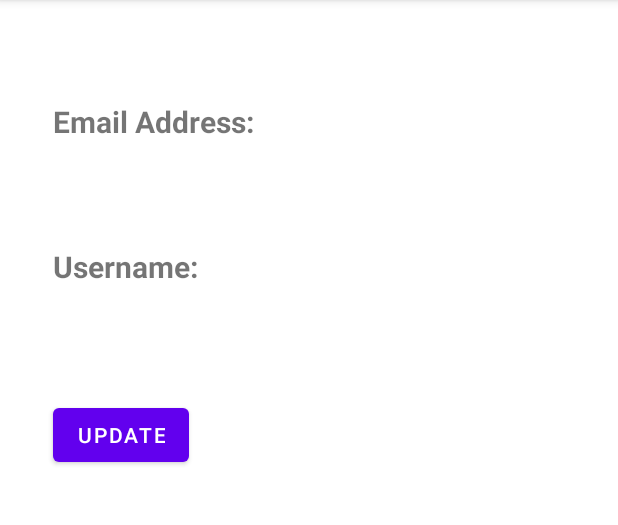
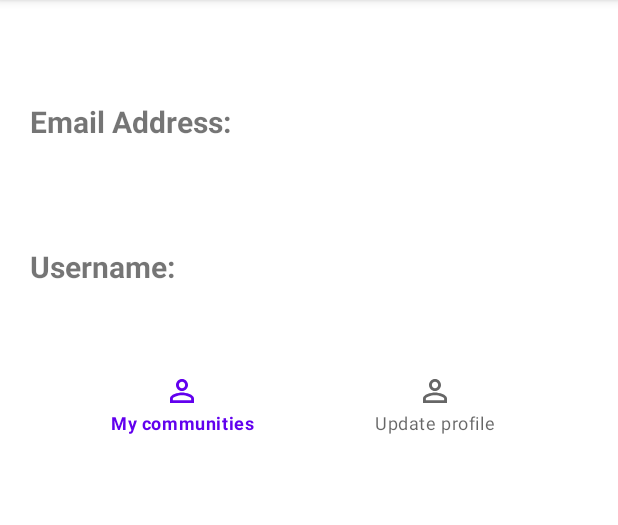
Before and after one commit to bukvic6/Reddit-clone-Android, an Android app: the ProfileActivity screen opened directly, with no data from a screen before it, on a phone screen of 412 x 824 dp, the part 84-609 px from its top. Run offline under Robolectric (Android 15) with nearby library versions, the phone set to English and light mode, and no system bars; our stand-ins replace Firebase (no records; nobody signed in at launch, a user with empty details on screens opened directly).

Commit message:
Detele post

```diff
--- a/app/src/main/AndroidManifest.xml
+++ b/app/src/main/AndroidManifest.xml
@@ -9,6 +9,9 @@
         android:roundIcon="@mipmap/ic_launcher_round"
         android:supportsRtl="true"
         android:theme="@style/Theme.RedditAdroid">
+        <activity
+            android:name=".UserCommunity"
+            android:exported="false" />
         <activity
             android:name=".CommunityActivity"
             android:exported="false" />
--- a/app/src/main/java/com/example/redditadroid/MainActivity.java
+++ b/app/src/main/java/com/example/redditadroid/MainActivity.java
@@ -112,7 +112,6 @@ public class MainActivity extends AppCompatActivity {
                 if(user != null){
                     usernameM.setText("Username: " + user.username);
                 }
-
             }
 
             @Override
--- /dev/null
+++ b/app/src/main/java/com/example/redditadroid/MyPostAdapter.java
@@ -0,0 +1,97 @@
+package com.example.redditadroid;
+
+import android.content.Context;
+import android.view.LayoutInflater;
+import android.view.View;
+import android.view.ViewGroup;
+import android.widget.Button;
+import android.widget.TextView;
+import android.widget.Toast;
+
+import androidx.annotation.NonNull;
+import androidx.recyclerview.widget.RecyclerView;
+
+import com.example.redditadroid.model.Post;
+import com.google.firebase.auth.FirebaseAuth;
+import com.google.firebase.database.DataSnapshot;
+import com.google.firebase.database.DatabaseError;
+import com.google.firebase.database.FirebaseDatabase;
+import com.google.firebase.database.Query;
+import com.google.firebase.database.ValueEventListener;
+
+import java.util.ArrayList;
+
+public class MyPostAdapter extends RecyclerView.Adapter<MyPostAdapter.MyPostViewHolder> {
+    Context context;
+    String myId;
+    ArrayList<Post> list;
+
+
+    public MyPostAdapter(Context context, ArrayList<Post> list) {
+        this.context = context;
+        this.list = list;
+        myId = FirebaseAuth.getInstance().getCurrentUser().getUid();
+    }
+
+
+    @NonNull
+    @Override
+    public MyPostViewHolder onCreateViewHolder(@NonNull ViewGroup parent, int viewType) {
+        View v = LayoutInflater.from(context).inflate(R.layout.my_post,parent,false);
+        return new MyPostViewHolder(v);
+    }
+
+    @Override
+    public void onBindViewHolder(@NonNull MyPostViewHolder holder, int position) {
+        String title = list.get(position).getTitle();
+        String text = list.get(position).getText();
+        String reaction = list.get(position).getReaction();
+        String pID = list.get(position).getId();
+        holder.text.setText(text);
+        holder.title.setText(title);
+        holder.reaction.setText(reaction);
+
+        holder.deleteBtn.setOnClickListener(new View.OnClickListener() {
+            @Override
+            public void onClick(View v) {
+                Query query = FirebaseDatabase.getInstance().getReference("Posts").orderByChild("id").equalTo(pID);
+                query.addListenerForSingleValueEvent(new ValueEventListener() {
+                    @Override
+                    public void onDataChange(@NonNull DataSnapshot snapshot) {
+                        for(DataSnapshot ds: snapshot.getChildren()){
+                            ds.getRef().removeValue();
+                        }
+                        Toast.makeText(context,"Deleted successfully",Toast.LENGTH_SHORT).show();
+
+                    }
+
+                    @Override
+                    public void onCancelled(@NonNull DatabaseError error) {
+
+                    }
+                });
+
+            }
+        });
+    }
+
+    @Override
+    public int getItemCount() {
+        return list.size();
+    }
+
+    class MyPostViewHolder extends RecyclerView.ViewHolder{
+        TextView title,text, reaction;
+        Button likeBtn,deleteBtn;
+
+        public MyPostViewHolder(@NonNull View postView){
+            super(postView);
+            title = postView.findViewById(R.id.postTitle);
+            text = postView.findViewById(R.id.postText);
+            reaction = postView.findViewById(R.id.reaction);
+            likeBtn = postView.findViewById(R.id.btnLike);
+            deleteBtn = postView.findViewById(R.id.deletePost);
+        }
+    }
+
+}
--- a/app/src/main/java/com/example/redditadroid/ProfileActivity.java
+++ b/app/src/main/java/com/example/redditadroid/ProfileActivity.java
@@ -1,31 +1,39 @@
 package com.example.redditadroid;
 
 import androidx.annotation.NonNull;
+import androidx.appcompat.app.ActionBar;
 import androidx.appcompat.app.AppCompatActivity;
+import androidx.recyclerview.widget.LinearLayoutManager;
+import androidx.recyclerview.widget.RecyclerView;
 
 import android.content.Intent;
 import android.os.Bundle;
-import android.view.View;
 import android.widget.Button;
-import android.widget.EditText;
 import android.widget.TextView;
 import android.widget.Toast;
 
+import com.example.redditadroid.model.Post;
 import com.example.redditadroid.model.User;
+import com.google.android.material.bottomnavigation.BottomNavigationView;
 import com.google.firebase.auth.FirebaseAuth;
 import com.google.firebase.auth.FirebaseUser;
 import com.google.firebase.database.DataSnapshot;
 import com.google.firebase.database.DatabaseError;
 import com.google.firebase.database.DatabaseReference;
 import com.google.firebase.database.FirebaseDatabase;
+import com.google.firebase.database.Query;
 import com.google.firebase.database.ValueEventListener;
+
+import java.util.ArrayList;
 
 public class ProfileActivity extends AppCompatActivity {
     private TextView greetingTextView,emailView,usernameView;
     Button button;
-
-
-
+    ActionBar actionBar;
+    MyPostAdapter postAdapter;
+    ArrayList<Post> list;
+    RecyclerView recyclerView;
+    DatabaseReference database;
 
     @Override
     protected void onCreate(Bundle savedInstanceState) {
@@ -33,10 +41,43 @@ public class ProfileActivity extends AppCompatActivity {
         setContentView(R.layout.activity_profile);
         FirebaseAuth auth = FirebaseAuth.getInstance();
         FirebaseUser currentUser = auth.getCurrentUser();
+        String user = currentUser.getUid();
         greetingTextView = findViewById(R.id.greeting);
-
         emailView = findViewById(R.id.emailAddress);
         usernameView = findViewById(R.id.username);
+
+
+        // RECYCLER VIEW
+        recyclerView = findViewById(R.id.my_posts);
+        database = FirebaseDatabase.getInstance("https://redditadroid-default-rtdb.firebaseio.com/").getReference("Posts");
+        recyclerView.setHasFixedSize(true);
+        recyclerView.setLayoutManager(new LinearLayoutManager(this));
+
+        list = new ArrayList<>();
+
+        loadPosts(user);
+
+        // BOTTOM BAR
+        actionBar = getSupportActionBar();
+        BottomNavigationView navigationView = findViewById(R.id.navigationProfile);
+        navigationView.setOnItemSelectedListener(item -> {
+            switch (item.getItemId()){
+                case R.id.my_communities:
+                    Intent i = new Intent(ProfileActivity.this, UserCommunity.class);
+                    startActivity(i);
+                    break;
+                case R.id.update:
+                    Intent f = new Intent(ProfileActivity.this, UpdateProfile.class);
+                    startActivity(f);
+                    break;
+            }
+            return true;
+
+
+        });
+
+        // ADD VALUE TO TEXTVIEW
+
         FirebaseDatabase database = FirebaseDatabase.getInstance();
         DatabaseReference reference = database.getReference("users").child(currentUser.getUid());
         reference.addValueEventListener(new ValueEventListener() {
@@ -50,9 +91,7 @@ public class ProfileActivity extends AppCompatActivity {
                     greetingTextView.setText(userProfile.username);
                     emailView.setText(email);
                     usernameView.setText(username);
-
                 }
-
             }
 
             @Override
@@ -62,16 +101,27 @@ public class ProfileActivity extends AppCompatActivity {
             }
         });
 
-        button = findViewById(R.id.update);
-        button.setOnClickListener(new View.OnClickListener() {
+    }
+    private void loadPosts(String id) {
+        Query query = database.orderByChild("userId").equalTo(id);
+        query.addValueEventListener(new ValueEventListener() {
             @Override
-            public void onClick(View v) {
-                Intent i = new Intent(ProfileActivity.this, UpdateProfile.class);
-                startActivity(i);
+            public void onDataChange(@NonNull DataSnapshot snapshot) {
+                list.clear();
+                for(DataSnapshot dataSnapshot : snapshot.getChildren()){
+                    Post post = dataSnapshot.getValue(Post.class);
+                    list.add(post);
+                }
+                postAdapter = new MyPostAdapter(ProfileActivity.this, list);
+                recyclerView.setAdapter(postAdapter);
+            }
+
+            @Override
+            public void onCancelled(@NonNull DatabaseError databaseError) {
 
             }
+
         });
-
     }
 
 }
--- a/app/src/main/java/com/example/redditadroid/UpdateProfile.java
+++ b/app/src/main/java/com/example/redditadroid/UpdateProfile.java
@@ -72,8 +72,6 @@ public class UpdateProfile extends AppCompatActivity {
                 truOldPass = textNewPass;
             } else {
                 Toast.makeText(UpdateProfile.this, "", Toast.LENGTH_LONG).show();
-
-
             }
             FirebaseDatabase database = FirebaseDatabase.getInstance();
 
--- a/app/src/main/res/layout/activity_profile.xml
+++ b/app/src/main/res/layout/activity_profile.xml
@@ -1,9 +1,10 @@
 <?xml version="1.0" encoding="utf-8"?>
-<androidx.constraintlayout.widget.ConstraintLayout xmlns:android="http://schemas.android.com/apk/res/android"
+<LinearLayout xmlns:android="http://schemas.android.com/apk/res/android"
     xmlns:app="http://schemas.android.com/apk/res-auto"
     xmlns:tools="http://schemas.android.com/tools"
     android:layout_width="match_parent"
-    android:layout_height="match_parent"
+    android:layout_height="wrap_content"
+    android:orientation="vertical"
     tools:context=".ProfileActivity">
 
     <TextView
@@ -11,8 +12,6 @@
         android:layout_width="wrap_content"
         android:layout_height="wrap_content"
         android:textSize="20sp"
-        app:layout_constraintTop_toTopOf="parent"
-        app:layout_constraintLeft_toLeftOf="parent"
         android:layout_marginTop="20dp"
         android:layout_marginLeft="15dp"
         />
@@ -23,8 +22,6 @@
         android:text="Email Address:"
         android:textStyle="bold"
         android:textSize="20sp"
-        app:layout_constraintTop_toBottomOf="@id/greeting"
-        app:layout_constraintLeft_toLeftOf="@id/greeting"
         android:layout_marginTop="20dp"
         android:layout_marginLeft="20sp"
         />
@@ -32,8 +29,6 @@
         android:id="@+id/emailAddress"
         android:layout_width="wrap_content"
         android:layout_height="wrap_content"
-        app:layout_constraintTop_toBottomOf="@id/emailAddressTitle"
-        app:layout_constraintLeft_toLeftOf="@id/emailAddressTitle"
         android:layout_marginTop="30dp"
         android:layout_marginLeft="20sp"
         />
@@ -44,8 +39,6 @@
         android:text="Username:"
         android:textStyle="bold"
         android:textSize="20sp"
-        app:layout_constraintTop_toBottomOf="@id/emailAddress"
-        app:layout_constraintLeft_toLeftOf="@id/greeting"
         android:layout_marginTop="20dp"
         android:layout_marginLeft="20sp"
         />
@@ -53,20 +46,28 @@
         android:id="@+id/username"
         android:layout_width="wrap_content"
         android:layout_height="wrap_content"
-        app:layout_constraintTop_toBottomOf="@id/usernameTitle"
-        app:layout_constraintLeft_toLeftOf="@id/emailAddressTitle"
         android:layout_marginTop="30dp"
         android:layout_marginLeft="20sp"
         />
-    <Button
-        android:id="@+id/update"
-        android:layout_width="wrap_content"
+    <androidx.recyclerview.widget.RecyclerView
+        android:id="@+id/my_posts"
+        android:layout_width="match_parent"
+        android:layout_height="match_parent"
+        />
+    <LinearLayout
+        android:layout_width="match_parent"
         android:layout_height="wrap_content"
-        android:layout_marginTop="25dp"
-        app:layout_constraintTop_toBottomOf="@id/username"
-        app:layout_constraintLeft_toLeftOf="@id/emailAddressTitle"
-        android:text="Update"
-        />
+        >
+    <com.google.android.material.bottomnavigation.BottomNavigationView
+        android:id="@+id/navigationProfile"
+        android:layout_width="match_parent"
+        android:layout_height="wrap_content"
+        app:menu="@menu/profile_nav" />
+    </LinearLayout>
 
 
-</androidx.constraintlayout.widget.ConstraintLayout>
+
+
+
+
+</LinearLayout>
--- a/app/src/main/res/menu/menu_nav.xml
+++ b/app/src/main/res/menu/menu_nav.xml
@@ -8,7 +8,7 @@
         android:title="Profile"
         android:icon="@drawable/ic_baseline_perm_identity_24"/>
     <item android:id="@+id/home"
-        android:title="Profile"
+        android:title="Communities"
         android:icon="@drawable/ic_action_name"/>
 
 </menu>
--- /dev/null
+++ b/app/src/main/res/menu/profile_nav.xml
@@ -0,0 +1,11 @@
+<?xml version="1.0" encoding="utf-8"?>
+<menu xmlns:android="http://schemas.android.com/apk/res/android">
+
+
+    <item android:id="@+id/my_communities"
+        android:title="My communities"
+        android:icon="@drawable/ic_baseline_perm_identity_24"/>
+    <item android:id="@+id/update"
+        android:title="Update profile"
+        android:icon="@drawable/ic_baseline_perm_identity_24"/>
+</menu>
```
Also changed, not shown: app/src/main/java/com/example/redditadroid/UserCommunity.java (added, +14 -0 lines), app/src/main/res/layout/activity_user_community.xml (added, +9 -0 lines), app/src/main/res/layout/my_post.xml (added, +108 -0 lines).
